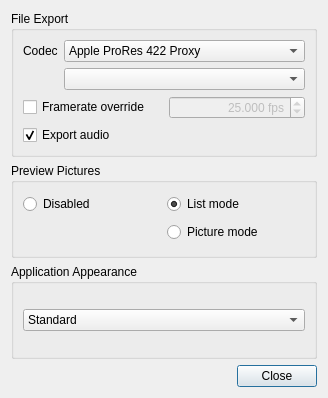
Above: platform/qt/ExportSettingsDialog.ui from ilia3101/MLV-App before the change. Below: the same form after it.
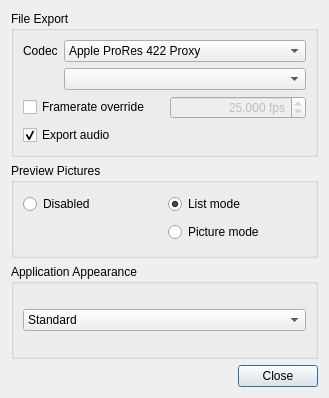
That is the form after the change.

The edit to the form file:
```diff
--- a/platform/qt/ExportSettingsDialog.ui
+++ b/platform/qt/ExportSettingsDialog.ui
@@ -6,7 +6,7 @@
    <rect>
     <x>0</x>
     <y>0</y>
-    <width>328</width>
+    <width>329</width>
     <height>398</height>
    </rect>
   </property>
```
Left out of the diff: 6 changed lines with no effect on the pictures.
